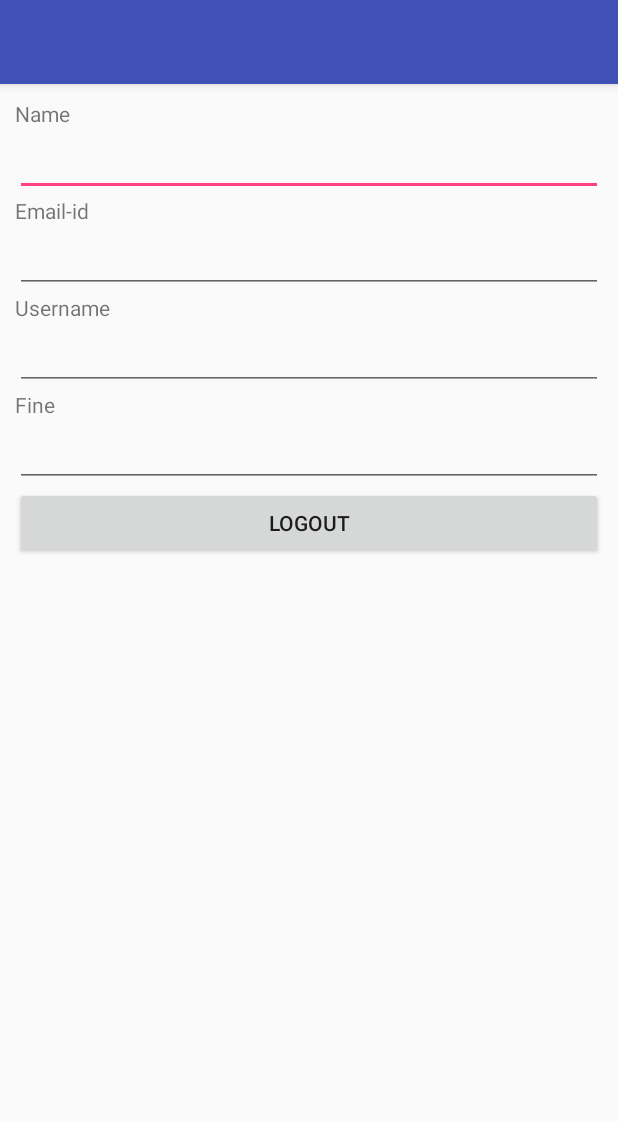
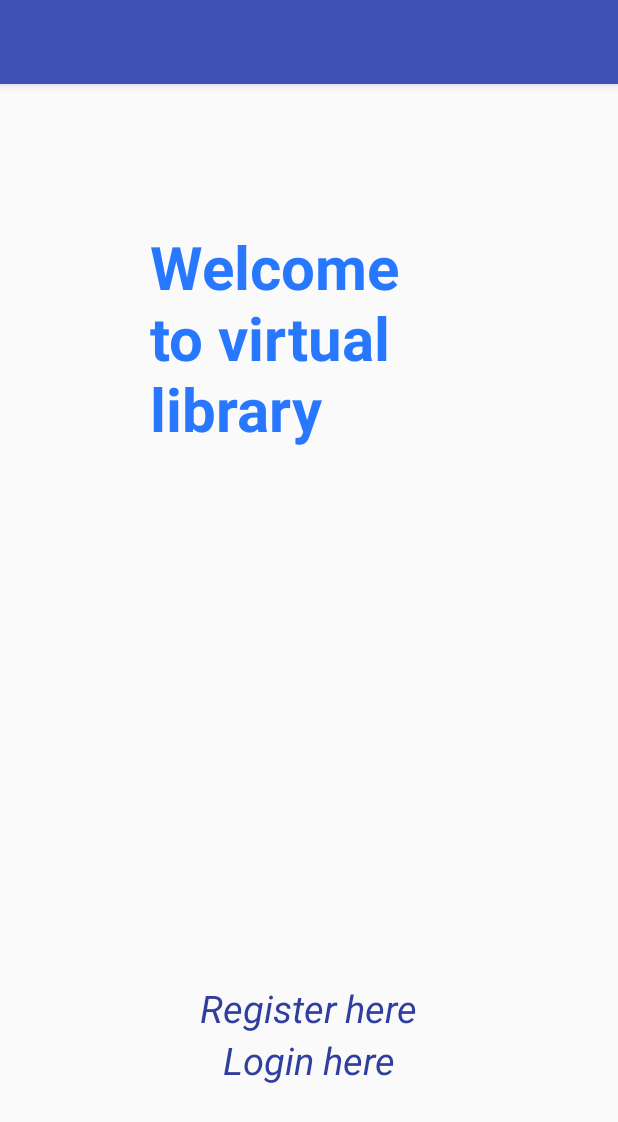
Before and after one commit to sharanyakamath/Library-Management-Android-App, an Android app: the screen it shows after launch (MainActivity before the commit, welcome after it), on a phone screen of 412 x 824 dp. Shown: the top 1122 px of the screen. Run offline under Robolectric (Android 15) with nearby library versions, the phone set to English and light mode, and no system bars.

Commit message:
regrequest and loginrequest

```diff
--- a/LoginRegister/app/build.gradle
+++ b/LoginRegister/app/build.gradle
@@ -23,6 +23,7 @@ dependencies {
     implementation 'com.android.support:appcompat-v7:26.1.0'
     implementation 'com.android.support.constraint:constraint-layout:1.0.2'
     testImplementation 'junit:junit:4.12'
+    compile 'com.mcxiaoke.volley:library:1.0.17'
     androidTestImplementation 'com.android.support.test:runner:1.0.1'
     androidTestImplementation 'com.android.support.test.espresso:espresso-core:3.0.1'
 }
--- a/LoginRegister/app/src/main/AndroidManifest.xml
+++ b/LoginRegister/app/src/main/AndroidManifest.xml
@@ -9,15 +9,15 @@
         android:roundIcon="@mipmap/ic_launcher_round"
         android:supportsRtl="true"
         android:theme="@style/AppTheme">
-        <activity android:name=".MainActivity">
+        <activity android:name=".login" />
+        <activity android:name=".register" />
+        <activity android:name=".welcome">
             <intent-filter>
                 <action android:name="android.intent.action.MAIN" />
 
                 <category android:name="android.intent.category.LAUNCHER" />
             </intent-filter>
         </activity>
-        <activity android:name=".login" />
-        <activity android:name=".register"></activity>
     </application>
 
 </manifest>
--- a/LoginRegister/app/src/main/java/com/example/palak/loginregister/LoginActivity.java
+++ b/LoginRegister/app/src/main/java/com/example/palak/loginregister/LoginActivity.java
@@ -1,4 +1,5 @@
 package com.example.palak.loginregister;
+
         import android.app.AlertDialog;
         import android.content.Intent;
         import android.os.Bundle;
@@ -23,8 +24,8 @@ public class LoginActivity extends AppCompatActivity {
 
         final EditText etUsername = (EditText) findViewById(R.id.etUsername);
         final EditText etPassword = (EditText) findViewById(R.id.etPassword);
-        final TextView tvRegisterLink = (TextView) findViewById(R.id.tvRegisterLink);
-        final Button bLogin = (Button) findViewById(R.id.bSignIn);
+        final TextView tvRegisterLink = (TextView) findViewById(R.id.tvregister);
+        final Button bLogin = (Button) findViewById(R.id.bLogin);
 
         tvRegisterLink.setOnClickListener(new View.OnClickListener() {
             @Override
--- a/LoginRegister/app/src/main/java/com/example/palak/loginregister/MainActivity.java
+++ /dev/null
@@ -1,34 +0,0 @@
-package com.example.palak.loginregister;
-
-import android.content.Intent;
-import android.support.v7.app.AppCompatActivity;
-import android.os.Bundle;
-import android.view.View;
-import android.widget.Button;
-import android.widget.EditText;
-
-public class MainActivity extends AppCompatActivity implements View.OnClickListener{
-    Button bLogout;
-    EditText etName, etUsername,etEmail_id,etFine;
-    @Override
-    protected void onCreate(Bundle savedInstanceState) {
-        super.onCreate(savedInstanceState);
-        setContentView(R.layout.activity_main);
-        etUsername=(EditText) findViewById(R.id.etUsername);
-        etName=(EditText) findViewById(R.id.etName);
-        etEmail_id=(EditText) findViewById(R.id.etEmail_id);
-        etFine=(EditText) findViewById(R.id.etFine);
-        bLogout=(Button) findViewById(R.id.bLogout);
-        bLogout.setOnClickListener(this);
-    }
-    @Override
-    public void onClick(View view) {
-        switch (view.getId()){
-            case R.id.bLogout:
-                startActivity(new Intent(this, login.class));
-                break;
-
-        }
-
-    }
-}
--- /dev/null
+++ b/LoginRegister/app/src/main/java/com/example/palak/loginregister/welcome.java
@@ -0,0 +1,13 @@
+package com.example.palak.loginregister;
+
+import android.support.v7.app.AppCompatActivity;
+import android.os.Bundle;
+
+public class welcome extends AppCompatActivity {
+
+    @Override
+    protected void onCreate(Bundle savedInstanceState) {
+        super.onCreate(savedInstanceState);
+        setContentView(R.layout.activity_welcome);
+    }
+}
--- a/LoginRegister/app/src/main/res/layout/activity_main.xml
+++ b/LoginRegister/app/src/main/res/layout/activity_main.xml
@@ -28,15 +28,14 @@
         android:id="@+id/etUsername"
         android:layout_width="match_parent"
         android:layout_height="wrap_content" />
-    <TextView
+    <!--<TextView
         android:layout_width="wrap_content"
         android:text="Fine"
         android:layout_height="wrap_content" />
     <EditText
         android:id="@+id/etFine"
         android:layout_width="match_parent"
-        android:layout_height="wrap_content" />
-
+        android:layout_height="wrap_content" /> -->
 
     <Button
         android:id="@+id/bLogout"
--- /dev/null
+++ b/LoginRegister/app/src/main/res/layout/activity_welcome.xml
@@ -0,0 +1,38 @@
+<LinearLayout xmlns:android="http://schemas.android.com/apk/res/android"
+    xmlns:tools="http://schemas.android.com/tools"
+    android:orientation="vertical"
+    android:layout_width="match_parent"
+    android:layout_height="match_parent"
+    android:padding="100dp">
+
+    <TextView
+        android:layout_width="wrap_content"
+        android:layout_height="wrap_content"
+        android:layout_gravity="center"
+        android:layout_weight="5"
+        android:includeFontPadding="false"
+        android:text="Welcome to virtual library"
+        android:textColor="#2878ff"
+        android:textSize="40dp"
+        android:textStyle="bold" />
+
+    <TextView
+        android:id="@+id/tvregister"
+        android:layout_width="wrap_content"
+        android:layout_height="wrap_content"
+        android:layout_gravity="center_horizontal"
+        android:text="Register here"
+        android:textColor="@color/colorPrimaryDark"
+        android:textSize="25dp"
+        android:textStyle="italic" />
+
+    <TextView
+        android:id="@+id/tvlogin"
+        android:layout_width="wrap_content"
+        android:layout_height="wrap_content"
+        android:layout_gravity="center_horizontal"
+        android:text="Login here"
+        android:textColor="@color/colorPrimaryDark"
+        android:textSize="25dp"
+        android:textStyle="italic" />
+</LinearLayout>
--- a/LoginRegister/build.gradle
+++ b/LoginRegister/build.gradle
@@ -8,7 +8,6 @@ buildscript {
     }
     dependencies {
         classpath 'com.android.tools.build:gradle:3.0.1'
-
 
         // NOTE: Do not place your application dependencies here; they belong
         // in the individual module build.gradle files
```
Also changed, not shown: LoginRegister/app/src/main/java/com/example/palak/loginregister/LoginRequest.java (+8 -2 lines), LoginRegister/app/src/main/java/com/example/palak/loginregister/RegisterActivity.java (added, +67 -0 lines), LoginRegister/app/src/main/java/com/example/palak/loginregister/RegisterRequest.java (added, +26 -0 lines), LoginRegister/app/src/main/java/com/example/palak/loginregister/UserAreaActivity.java (+13 -13 lines), LoginRegister/app/src/main/java/com/example/palak/loginregister/login.java (deleted, +0 -43 lines), LoginRegister/app/src/main/java/com/example/palak/loginregister/register.java (deleted, +0 -35 lines), 2 other files. Lines whose indentation alone changed are shown as unchanged.
